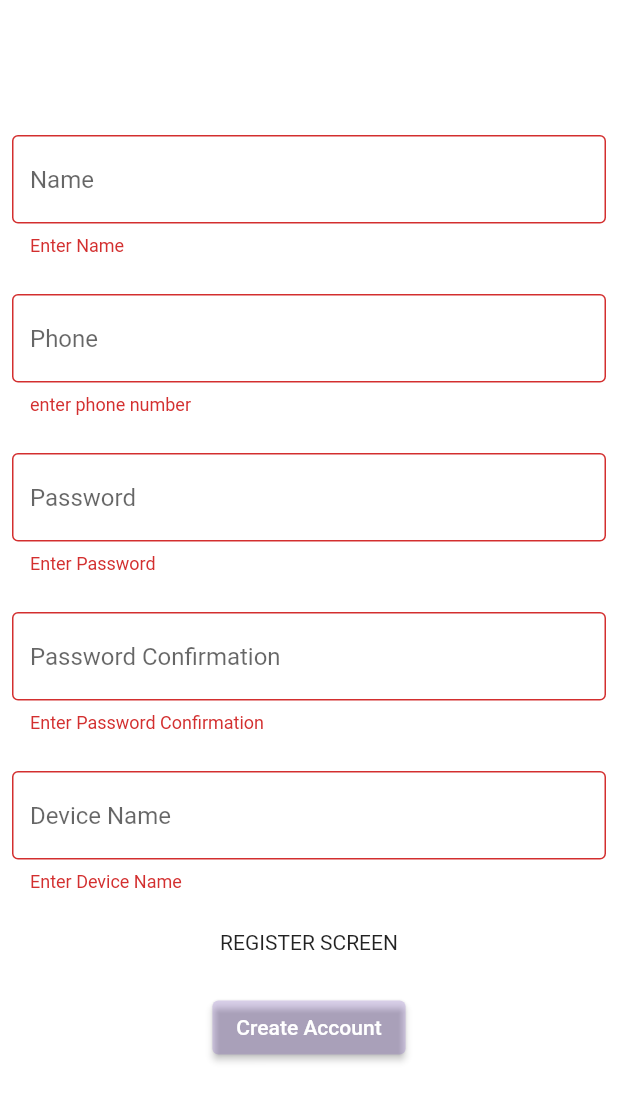
After one commit to mohamed97alsaee/ftg, a Flutter app: the RegisterScreen screen opened directly, after a tap on "Create Account", on a phone screen of 412 x 824 dp. The commit adds this screen. Shown: the top 1101 px of the screen. Run offline on Flutter 3.47's test engine with Material 2 defaults, Android fonts, the phone set to English and light mode, and no system bars; our stand-ins replace font_awesome_flutter, shared_preferences; accounts and stored records are empty; network calls fail.

Commit message:
register Function Done.

```diff
--- a/lib/providers/games_provider.dart
+++ b/lib/providers/games_provider.dart
@@ -8,11 +8,10 @@ class GamesProvider with ChangeNotifier {
   bool isLoading = false;
   bool isFailed = false;
 
-  getGames() async {
+  getGames(String url) async {
     isLoading = true;
     notifyListeners();
-    final response =
-        await http.get(Uri.parse('https://www.freetogame.com/api/games'));
+    final response = await http.get(Uri.parse(url));
 
     if (response.statusCode == 200 && response.toString() != 'null') {
       final data = json.decode(response.body) as List;
--- /dev/null
+++ b/lib/screens/auth_screens/register_screen.dart
@@ -0,0 +1,171 @@
+import 'package:flutter/material.dart';
+import 'package:flutter/services.dart';
+import 'package:provider/provider.dart';
+
+import '../../providers/auth_provider.dart';
+
+class RegisterScreen extends StatefulWidget {
+  const RegisterScreen({super.key});
+
+  @override
+  State<RegisterScreen> createState() => _RegisterScreenState();
+}
+
+class _RegisterScreenState extends State<RegisterScreen> {
+  final GlobalKey<FormState> _formKey = GlobalKey<FormState>();
+
+  final _nameController = TextEditingController();
+  final _phoneController = TextEditingController();
+
+  final _passwordController = TextEditingController();
+
+  final _passwordConforemationController = TextEditingController();
+
+  final _deviceNameController = TextEditingController();
+  bool activeBtn = false;
+
+  @override
+  Widget build(BuildContext context) {
+    final authProviderFunctions = Provider.of<AuthProvider>(context);
+    return Scaffold(
+      body: Center(
+        child: Form(
+          key: _formKey,
+          onChanged: (() {
+            setState(() {
+              activeBtn = _formKey.currentState!.validate();
+            });
+          }),
+          child: Padding(
+            padding: const EdgeInsets.all(8.0),
+            child: SafeArea(
+              child: SingleChildScrollView(
+                child: Column(
+                  mainAxisAlignment: MainAxisAlignment.spaceEvenly,
+                  children: [
+                    TextFormField(
+                      decoration: const InputDecoration(
+                          hintText: 'Name', border: OutlineInputBorder()),
+                      validator: ((value) {
+                        if (value!.isEmpty) {
+                          return "Enter Name";
+                        }
+                        return null;
+                      }),
+                      controller: _nameController,
+                    ),
+                    const SizedBox(
+                      height: 25,
+                    ),
+                    TextFormField(
+                      decoration: const InputDecoration(
+                          hintText: 'Phone', border: OutlineInputBorder()),
+                      inputFormatters: [
+                        FilteringTextInputFormatter.allow(RegExp(r'[0-9]')),
+                        FilteringTextInputFormatter.digitsOnly
+                      ],
+                      controller: _phoneController,
+                      keyboardType: TextInputType.number,
+                      validator: (value) {
+                        if (value!.isEmpty) {
+                          return "enter phone number";
+                        }
+                        if (value.length != 10) {
+                          return "Phone Number should be 10 digits";
+                        }
+                        return null;
+                      },
+                    ),
+                    const SizedBox(
+                      height: 25,
+                    ),
+                    TextFormField(
+                      decoration: const InputDecoration(
+                          hintText: 'Password', border: OutlineInputBorder()),
+                      controller: _passwordController,
+                      validator: ((value) {
+                        if (value!.isEmpty) {
+                          return "Enter Password";
+                        }
+                        if (value.length < 8) {
+                          return 'password should be 8 characters';
+                        }
+                        return null;
+                      }),
+                    ),
+                    const SizedBox(
+                      height: 25,
+                    ),
+                    TextFormField(
+                      decoration: const InputDecoration(
+                          hintText: 'Password Confirmation',
+                          border: OutlineInputBorder()),
+                      validator: ((value) {
+                        if (value!.isEmpty) {
+                          return "Enter Password Confirmation";
+                        }
+                        if (value.length < 8) {
+                          return 'password should be 8 characters';
+                        }
+                        if (value != _passwordController.text) {
+                          return 'passwords not matched';
+                        }
+                        return null;
+                      }),
+                      controller: _passwordConforemationController,
+                    ),
+                    const SizedBox(
+                      height: 25,
+                    ),
+                    TextFormField(
+                      decoration: const InputDecoration(
+                          hintText: 'Device Name',
+                          border: OutlineInputBorder()),
+                      controller: _deviceNameController,
+                      validator: ((value) {
+                        if (value!.isEmpty) {
+                          return "Enter Device Name";
+                        }
+                        return null;
+                      }),
+                    ),
+                    const SizedBox(
+                      height: 25,
+                    ),
+                    Text("REGISTER SCREEN"),
+                    const SizedBox(
+                      height: 25,
+                    ),
+                    ElevatedButton(
+                        style: ButtonStyle(
+                            backgroundColor: MaterialStateProperty.all(activeBtn
+                                ? Colors.deepPurple
+                                : Colors.deepPurple.withOpacity(0.2))),
+                        onPressed: () {
+                          if (_formKey.currentState!.validate()) {
+                            authProviderFunctions.register({
+                              "name": _nameController.text.toString(),
+                              "phone": _phoneController.text.toString(),
+                              "password": _passwordController.text.toString(),
+                              "password_confirmation":
+                                  _passwordConforemationController.text
+                                      .toString(),
+                              "device_name":
+                                  _deviceNameController.text.toString()
+                            });
+                          }
+                        },
+                        child: const Text('Create Account')),
+                    const SizedBox(
+                      height: 25,
+                    ),
+                  ],
+                ),
+              ),
+            ),
+          ),
+        ),
+      ),
+    );
+  }
+}
```
Also changed, not shown: lib/main.dart (+37 -2 lines), lib/providers/auth_provider.dart (added, +60 -0 lines), lib/screens/auth_screens/login_screen.dart (added, +42 -0 lines), lib/screens/auth_screens/profile_screen.dart (added, +21 -0 lines), lib/screens/main_screens/home_screen.dart (renamed from lib/screens/home_screen.dart, +44 -4 lines), lib/screens/main_screens/single_game_screen.dart (renamed from lib/screens/single_game_screen.dart).
